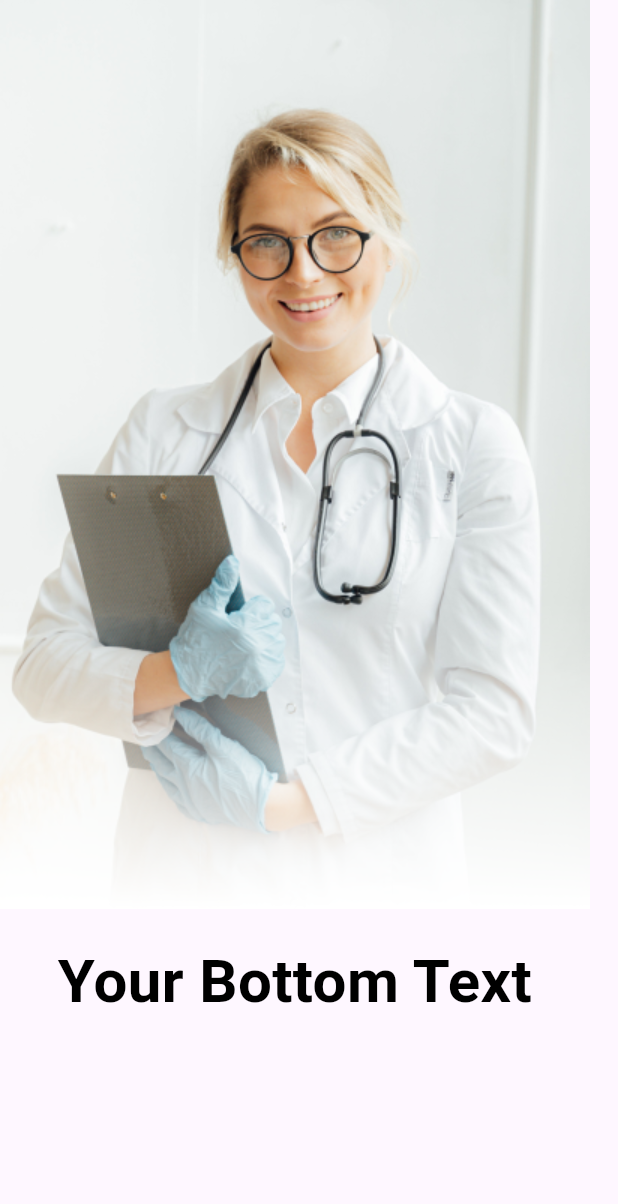
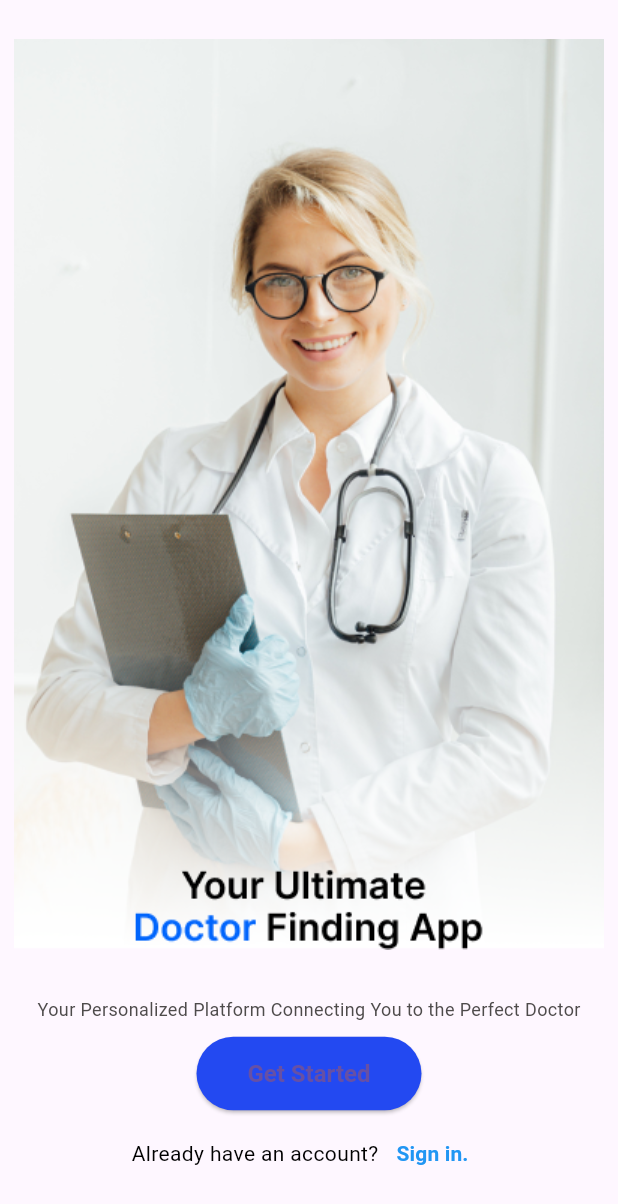
Before and after one commit to ayishaselin/curelink, a Flutter app: the screen it shows after launch, on a phone screen of 412 x 824 dp. Shown: the top 1204 px of the screen. Run offline on Flutter 3.47's test engine with Material 3 defaults, Android fonts, the phone set to English and light mode, and no system bars; project files that could hold a hidden picture were left out.

Commit message:
introfull

```diff
--- a/lib/intro1.dart
+++ b/lib/intro1.dart
@@ -5,23 +5,76 @@ class SecondPage extends StatelessWidget {
 
   @override
   Widget build(BuildContext context) {
+
     return Scaffold(
 
       body:
         Column(
           crossAxisAlignment: CrossAxisAlignment.center,
           children: [
-            Image.asset('images/doctor1.png'),
-            const SizedBox(height: 20),
-            const  Text(
-              'Your Bottom Text',
+             Container(
+            height: MediaQuery.of(context).size.height * 0.8,
+            child: Image.asset('images/doctorintro.png'),
+          ),
+           const SizedBox(height: 5),
+          Text(
+            'Your Personalized Platform Connecting You to the Perfect Doctor',
+            style: TextStyle(
+              fontSize: 12,
+              color: Color.fromARGB(244, 70, 67, 67),
+              fontWeight: FontWeight.normal,
+            ),
+          ),
+           const SizedBox(height: 10),
+
+             ElevatedButton(
+              onPressed: () {
+                // Handle button press
+              },
+              child: Text('Get Started'),
+              style: ElevatedButton.styleFrom(
+                padding: const EdgeInsets.all(15),
+                primary: Color.fromARGB(255, 35, 73, 241), // Adjust the background color as needed
+                textStyle: TextStyle(
+                  fontSize: 16,
+                  fontWeight: FontWeight.bold,
+                  color: Colors.white,
+
+                ),
+                 shape: RoundedRectangleBorder(
+                borderRadius: BorderRadius.circular(40.0), // Rounded edges
+              ),minimumSize: Size(150, 0),
+
+              ),
+            ),
+             const SizedBox(height: 5),
+          Row(
+            mainAxisAlignment: MainAxisAlignment.center,
+            children: [
+              Text(
+                'Already have an account?',
+                style: TextStyle(
+                  fontSize: 14,
+                  color: Colors.black,
+                ),
+              ),
+
+
+          TextButton(
+            onPressed: () {
+              // Handle "Sign in" text button press
+            },
+            child: Text(
+              'Sign in.',
               style: TextStyle(
-                fontSize: 40,
-                color: Colors.black,
+                fontSize: 14,
+                color: Colors.blue,
                 fontWeight: FontWeight.bold,
-              ),)
-          ],
-        )
+              ),
+            ),
+          ),],
+          )],
+        ),
     );
   }
 }
--- a/pubspec.yaml
+++ b/pubspec.yaml
@@ -55,7 +55,7 @@ flutter:
 
    assets:
      - images/logo.png
-     - images/doctor1.png
+     - images/doctorintro.png
 
   # An image asset can refer to one or more resolution-specific "variants", see
   # https://flutter.dev/assets-and-images/#resolution-aware
```
Also changed, not shown: images/doctorintro.png (added).
